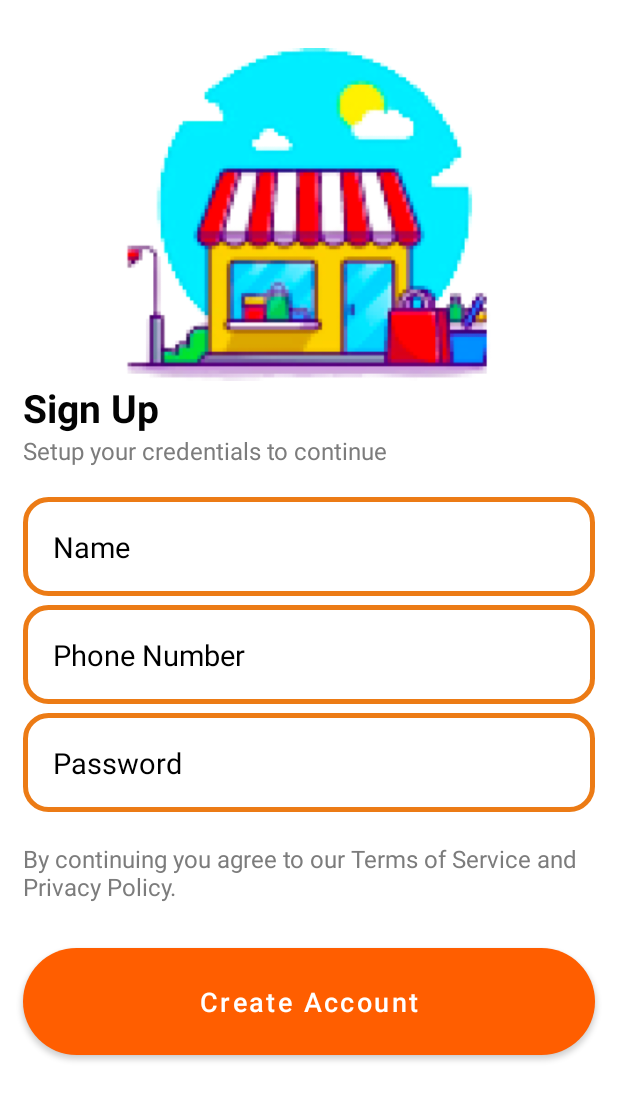
After one commit to YUVRAJ06singh08deora/SHFFARMS, an Android app: the layout activity_register.xml on its own in the app's theme, with its tools: preview values and no code run, on a phone screen of 412 x 824 dp. The commit adds this screen. Shown: the top 1100 px of the screen. Run offline under Robolectric (Android 15) with nearby library versions, the phone set to English and light mode, and no system bars.

Commit message:
Login and Register Activity Added

```diff
--- a/app/src/main/AndroidManifest.xml
+++ b/app/src/main/AndroidManifest.xml
@@ -13,6 +13,12 @@
         android:supportsRtl="true"
         android:theme="@style/Theme.Shffarms"
         tools:targetApi="31">
+        <activity
+            android:name=".RegisterActivity"
+            android:exported="false" />
+        <activity
+            android:name=".Activity.LoginActivity"
+            android:exported="false" />
         <activity
             android:name=".Activity.CategoryActivity"
             android:exported="false" />
--- a/app/src/main/java/com/example/shffarms/Activity/MainActivity.java
+++ b/app/src/main/java/com/example/shffarms/Activity/MainActivity.java
@@ -86,7 +86,6 @@ private RecyclerView recyclerViewCategoryList,recyclerViewPopularList;
 
     @Override
     public void onItemClicked(CategoryDomain categoryDomain) {
-        Intent intent=new Intent(getApplicationContext(),CategoryActivity.class);
-        startActivity(intent);
+      startActivity(new Intent(this, CategoryActivity.class));
     }
 }
--- /dev/null
+++ b/app/src/main/res/drawable/input_design.xml
@@ -0,0 +1,10 @@
+<?xml version="1.0" encoding="utf-8"?>
+<shape xmlns:android="http://schemas.android.com/apk/res/android">
+    <stroke
+        android:color="#EC7B15"
+        android:width="3dp"
+        ></stroke>
+    <corners
+        android:radius="15dp"
+        ></corners>
+</shape>
--- /dev/null
+++ b/app/src/main/res/layout/activity_register.xml
@@ -0,0 +1,121 @@
+<?xml version="1.0" encoding="utf-8"?>
+<RelativeLayout xmlns:android="http://schemas.android.com/apk/res/android"
+    xmlns:app="http://schemas.android.com/apk/res-auto"
+    xmlns:tools="http://schemas.android.com/tools"
+    android:layout_width="match_parent"
+    android:layout_height="match_parent"
+
+    tools:context=".Activity.RegisterActivity">
+
+    <ImageView
+        android:id="@+id/register_applogo"
+        android:layout_width="384dp"
+        android:layout_height="222dp"
+        android:layout_centerHorizontal="true"
+        android:layout_marginTop="32dp"
+        android:src="@drawable/applogo" />
+
+    <TextView
+        android:id="@+id/signup_text"
+        android:layout_width="102dp"
+        android:layout_height="wrap_content"
+        android:layout_below="@+id/register_applogo"
+        android:layout_marginLeft="15dp"
+        android:text="Sign Up"
+        android:textColor="#030303"
+        android:textSize="26dp"
+        android:textStyle="bold">
+
+    </TextView>
+
+    <TextView
+        android:id="@+id/signup_desc"
+        android:layout_width="wrap_content"
+        android:layout_height="wrap_content"
+        android:layout_below="@+id/signup_text"
+        android:text="Setup your credentials to continue"
+        android:textColor="#7C7C7C"
+        android:textSize="16dp"
+        android:layout_marginLeft="15dp">
+
+    </TextView>
+
+    <EditText
+        android:id="@+id/register_username_input"
+        android:layout_width="match_parent"
+        android:layout_height="wrap_content"
+        android:layout_below="@+id/signup_desc"
+        android:layout_marginLeft="15dp"
+        android:layout_marginTop="20dp"
+        android:layout_marginRight="15dp"
+        android:background="@drawable/input_design"
+        android:hint="Name"
+        android:inputType="text"
+        android:padding="20dp"
+        android:textColor="@color/colorPrimaryDark"
+        android:textColorHint="@color/colorPrimaryDark"
+        android:textSize="19sp" />
+
+    <EditText
+        android:id="@+id/register_phone_number_input"
+        android:layout_width="match_parent"
+        android:layout_height="wrap_content"
+        android:layout_below="@+id/register_username_input"
+        android:background="@drawable/input_design"
+        android:padding="20dp"
+        android:layout_marginLeft="15dp"
+        android:layout_marginRight="15dp"
+        android:hint="Phone Number"
+        android:inputType="number"
+        android:textColor="@color/colorPrimaryDark"
+        android:textColorHint="@color/colorPrimaryDark"
+        android:textSize="19sp"
+        android:layout_marginTop="6dp"
+        />
+
+
+    <EditText
+        android:id="@+id/register_password_input"
+        android:layout_width="match_parent"
+        android:layout_height="wrap_content"
+        android:layout_below="@+id/register_phone_number_input"
+        android:layout_marginLeft="15dp"
+        android:layout_marginTop="6dp"
+        android:layout_marginRight="15dp"
+        android:background="@drawable/input_design"
+        android:hint="Password"
+        android:inputType="textPassword"
+        android:padding="20dp"
+        android:textColor="@color/colorPrimaryDark"
+        android:textColorHint="@color/colorPrimaryDark"
+        android:textSize="19sp" />
+
+    <TextView
+        android:id="@+id/privacy_txt"
+        android:layout_width="wrap_content"
+        android:layout_height="wrap_content"
+        android:layout_below="@+id/register_password_input"
+        android:layout_marginLeft="15dp"
+        android:layout_marginTop="20dp"
+        android:text="By continuing you agree to our Terms of Service and Privacy Policy."
+        android:textColor="#7C7C7C"
+        android:textSize="16dp">
+
+    </TextView>
+    <Button
+        android:id="@+id/register_btn"
+        android:layout_width="match_parent"
+        android:layout_height="wrap_content"
+        android:layout_below="@+id/privacy_txt"
+        android:layout_marginTop="30.3dp"
+        android:layout_marginLeft="15dp"
+        android:layout_marginRight="15dp"
+        android:background="@drawable/orange_button"
+        android:padding="17dp"
+        android:textAllCaps="false"
+        android:textSize="18sp"
+        android:text="Create Account"
+        android:textColor="@android:color/white"
+        />
+
+</RelativeLayout>
--- a/app/src/main/res/values/colors.xml
+++ b/app/src/main/res/values/colors.xml
@@ -7,4 +7,5 @@
     <color name="teal_700">#FF018786</color>
     <color name="black">#FF000000</color>
     <color name="white">#FFFFFFFF</color>
+    <color name="colorPrimaryDark">#FF000000</color>
 </resources>
--- a/build.gradle
+++ b/build.gradle
@@ -1,4 +1,8 @@
-// Top-level build file where you can add configuration options common to all sub-projects/modules.
+buildscript {
+    dependencies {
+        classpath 'com.google.gms:google-services:4.3.14'
+    }
+}// Top-level build file where you can add configuration options common to all sub-projects/modules.
 plugins {
     id 'com.android.application' version '7.2.2' apply false
     id 'com.android.library' version '7.2.2' apply false
```
Also changed, not shown: app/build.gradle (+7 -0 lines), app/src/main/java/com/example/shffarms/Activity/IntroActivity.java (+4 -4 lines), app/src/main/java/com/example/shffarms/Activity/LoginActivity.java (added, +150 -0 lines), app/src/main/java/com/example/shffarms/Activity/RegisterActivity.java (added, +122 -0 lines), app/src/main/java/com/example/shffarms/Adaptor/CategoryAdaptor.java (+4 -7 lines), app/src/main/java/com/example/shffarms/Adaptor/Prevalent.java (added, +10 -0 lines), app/src/main/java/com/example/shffarms/Domain/Users.java (added, +57 -0 lines), app/src/main/res/layout/activity_category.xml (+29 -7 lines), app/src/main/res/layout/activity_login.xml (added, +151 -0 lines), app/src/main/res/drawable/applogo.png (added), 1 other file.
